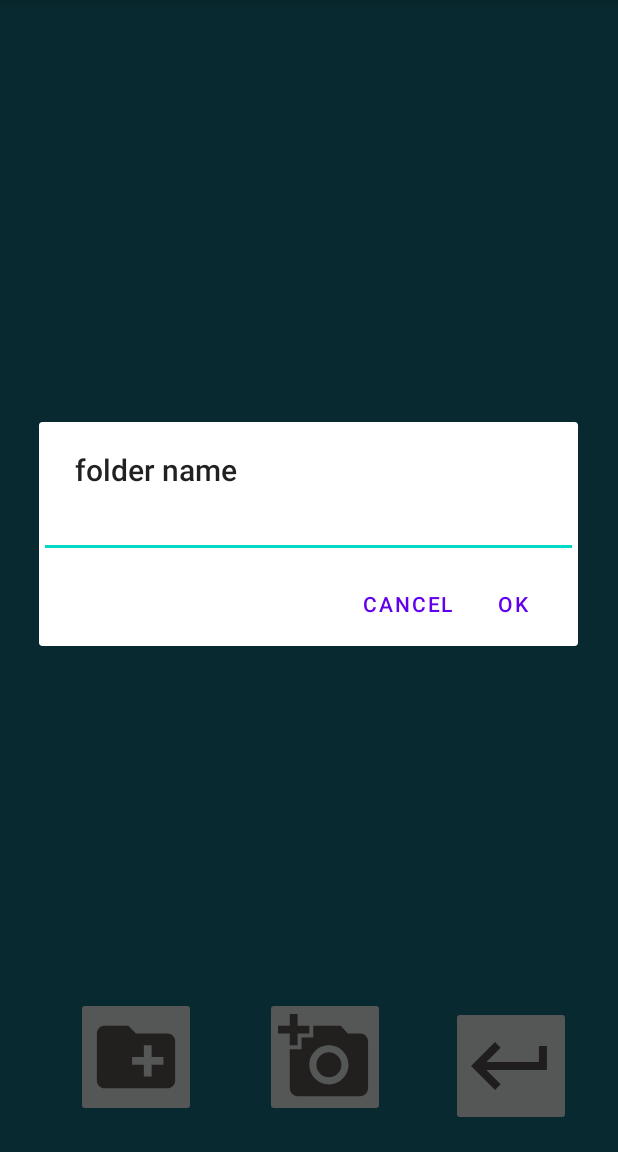
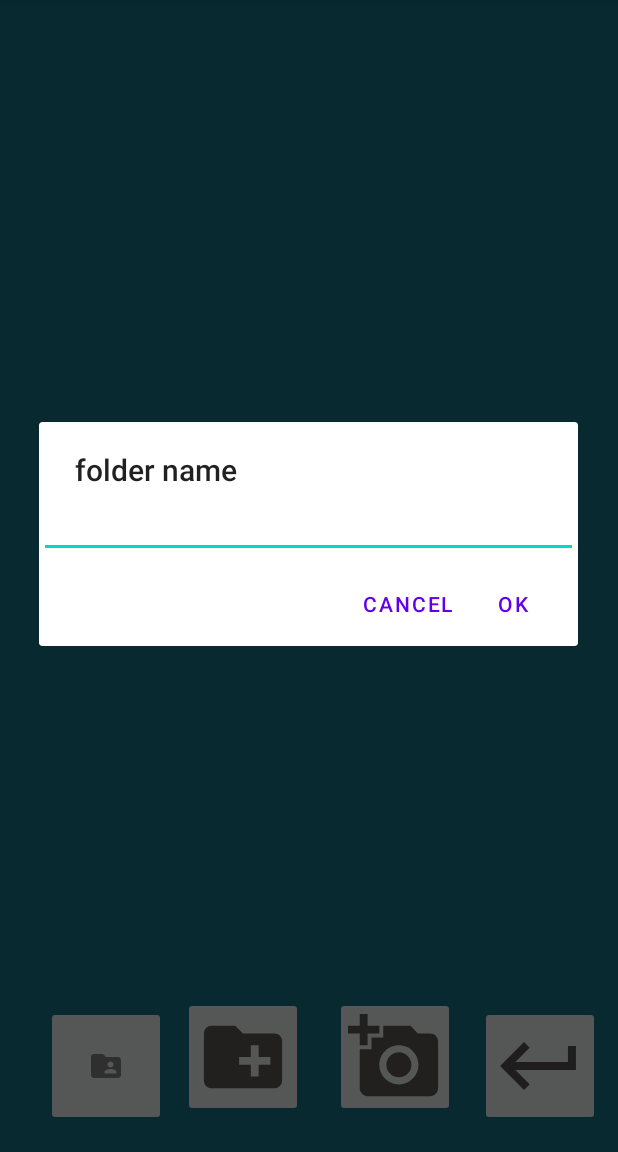
Before and after one commit to I-R-M/YouStudent, an Android app: the UserFolderActivity screen opened directly, with no data from a screen before it, after a tap on "Add folder", on a phone screen of 412 x 824 dp, the part 84-1236 px from its top. Run offline under Robolectric (Android 15) with nearby library versions, the phone set to English and light mode, and no system bars; our stand-ins replace Firebase (no records; nobody signed in at launch, a user with empty details on screens opened directly); 1 statement that could not run was skipped.

Commit message:
Started working on shared folders TODOs inside

```diff
--- a/app/src/main/AndroidManifest.xml
+++ b/app/src/main/AndroidManifest.xml
@@ -11,6 +11,9 @@
         android:roundIcon="@mipmap/ic_launcher_round"
         android:supportsRtl="true"
         android:theme="@style/Theme.MyColorApp">
+        <activity
+            android:name=".SharedFolderActivity"
+            android:exported="false" />
         <activity
             android:name=".ImageDisplayActivity"
             android:exported="false" />
--- a/app/src/main/java/com/example/YouStudent/UserFolderActivity.java
+++ b/app/src/main/java/com/example/YouStudent/UserFolderActivity.java
@@ -51,6 +51,7 @@
                     @Override
                     public void onSuccess(ListResult listResult) {
                         for (StorageReference prefix : listResult.getPrefixes()) {
+
                             Log.d("prefix", prefix.getName());
 
                             Data.createButton(UserFolderActivity.this, linearLayout, prefix.getName());
@@ -126,6 +127,14 @@
 
             }
         });
+        ImageButton sharedbutton = findViewById(R.id.sharedFolderButton);
+        sharedbutton.setOnClickListener(new View.OnClickListener() {
+            @Override
+            public void onClick(View v) {
+              Data.switchActivity(UserFolderActivity.this,SharedFolderActivity.class);
+            }
+        });
+
         ImageButton returnbutton = findViewById(R.id.returnbutton);
         returnbutton.setOnClickListener(new View.OnClickListener() {
             @Override
--- /dev/null
+++ b/app/src/main/res/drawable-anydpi/ic_action_name.xml
@@ -0,0 +1,11 @@
+<vector xmlns:android="http://schemas.android.com/apk/res/android"
+    android:width="24dp"
+    android:height="24dp"
+    android:viewportWidth="24"
+    android:viewportHeight="24"
+    android:tint="#333333"
+    android:alpha="0.6">
+  <path
+      android:fillColor="@android:color/white"
+      android:pathData="M20,6h-8l-2,-2L4,4c-1.1,0 -1.99,0.9 -1.99,2L2,18c0,1.1 0.9,2 2,2h16c1.1,0 2,-0.9 2,-2L22,8c0,-1.1 -0.9,-2 -2,-2zM15,9c1.1,0 2,0.9 2,2s-0.9,2 -2,2 -2,-0.9 -2,-2 0.9,-2 2,-2zM19,17h-8v-1c0,-1.33 2.67,-2 4,-2s4,0.67 4,2v1z"/>
+</vector>
--- a/app/src/main/res/layout/activity_user_folder.xml
+++ b/app/src/main/res/layout/activity_user_folder.xml
@@ -15,37 +15,6 @@
         app:layout_constraintStart_toStartOf="parent"
         app:layout_constraintTop_toTopOf="parent"
         app:srcCompat="@drawable/ic_take_photo_foreground" />
-
-
-
-
-
-
-
-
-
-
-
-
-
-
-
-
-
-
-
-
-
-
-
-
-
-
-
-
-
-
-
     ]]>
 
     <LinearLayout
@@ -61,7 +30,9 @@
         app:layout_constraintHorizontal_bias="0.0"
         app:layout_constraintStart_toStartOf="parent"
         app:layout_constraintTop_toTopOf="parent"
-        app:layout_constraintVertical_bias="0.422"></LinearLayout>
+        app:layout_constraintVertical_bias="0.422">
+
+    </LinearLayout>
 
     <ImageButton
         android:id="@+id/addPicture"
@@ -72,7 +43,7 @@
         android:src="@drawable/ic_take_photo_foreground"
         app:layout_constraintBottom_toBottomOf="parent"
         app:layout_constraintEnd_toEndOf="parent"
-        app:layout_constraintHorizontal_bias="0.228"
+        app:layout_constraintHorizontal_bias="0.162"
         app:layout_constraintStart_toEndOf="@+id/addFolder"
         app:layout_constraintTop_toTopOf="parent"
         app:layout_constraintVertical_bias="0.802" />
@@ -87,7 +58,7 @@
         android:src="@drawable/ic_tadd_folder_foreground"
         app:layout_constraintBottom_toBottomOf="parent"
         app:layout_constraintEnd_toEndOf="parent"
-        app:layout_constraintHorizontal_bias="0.413"
+        app:layout_constraintHorizontal_bias="1.0"
         app:layout_constraintStart_toStartOf="parent"
         app:layout_constraintTop_toTopOf="parent"
         app:layout_constraintVertical_bias="0.802" />
@@ -117,6 +88,18 @@
         app:layout_constraintTop_toTopOf="parent"
         app:layout_constraintVertical_bias="0.707" />
 
+    <ImageButton
+        android:id="@+id/sharedFolderButton"
+        android:layout_width="80dp"
+        android:layout_height="80dp"
+        app:layout_constraintBottom_toBottomOf="parent"
+        app:layout_constraintEnd_toEndOf="parent"
+        app:layout_constraintHorizontal_bias="0.093"
+        app:layout_constraintStart_toStartOf="parent"
+        app:layout_constraintTop_toTopOf="parent"
+        app:layout_constraintVertical_bias="0.975"
+        app:srcCompat="@drawable/ic_action_name" />
+
     <!--        android:hint="e.g 5"-->
         app:layout_constraintBottom_toBottomOf="parent"
         app:layout_constraintEnd_toEndOf="parent"
```
Also changed, not shown: app/src/main/java/com/example/YouStudent/Data.java (+22 -0 lines), app/src/main/java/com/example/YouStudent/SharedFolderActivity.java (added, +219 -0 lines), app/src/main/res/layout/activity_shared_folder.xml (added, +60 -0 lines), app/src/main/res/drawable-hdpi/ic_action_name.png (added), app/src/main/res/drawable-mdpi/ic_action_name.png (added), app/src/main/res/drawable-xhdpi/ic_action_name.png (added), app/src/main/res/drawable-xxhdpi/ic_action_name.png (added).
